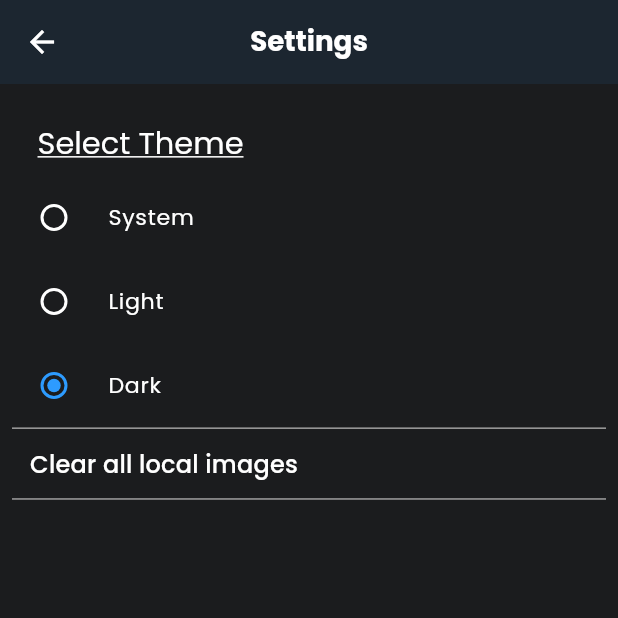
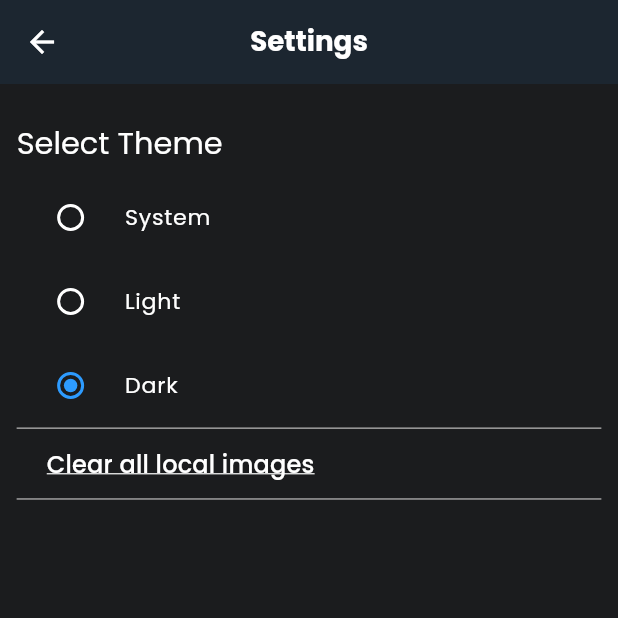
Before and after one commit to hassaan-112/Gallery_app, a Flutter app: the SettingsScreen screen opened by its route, after a tap on "Dark", on a phone screen of 412 x 824 dp, the top half of it. Run offline on Flutter 3.47's test engine with Material 3 defaults, Android fonts, the phone set to English and light mode, and no system bars; our stand-ins replace flutter_screenutil, flutter_svg, fluttertoast, get, google_fonts, image_picker and 1 more; accounts and stored records are empty.

Commit message:
managed proper localization

```diff
--- a/lib/data/appExceptions.dart
+++ b/lib/data/appExceptions.dart
@@ -1,3 +1,5 @@
+import 'package:get/get.dart';
+
 class AppExceptions implements Exception{
   final _message;
   final _prefix;
@@ -11,11 +13,11 @@ class AppExceptions implements Exception{
 
 class InternetExceptions extends AppExceptions{
 
-  InternetExceptions([String ?message]):super(message,'No Internet');
+  InternetExceptions([String ?message]):super(message,'no_internet'.tr);
 }
 class TimeOutExceptions extends AppExceptions{
 
-  TimeOutExceptions([String ?message]):super(message,'Time out');
+  TimeOutExceptions([String ?message]):super(message,'time_out'.tr);
 }
 
 class OtherExceptions extends AppExceptions{
--- a/lib/res/localization/localization.dart
+++ b/lib/res/localization/localization.dart
@@ -11,6 +11,30 @@ class languages extends Translations{
       "try_again":"Try again",
       "search_something":"Search Something",
       "clear_images":"Clear all local images",
+      "description":"Description: ",
+      "photographer_id":"Photographer id: ",
+      "photographer":"Photographer name: ",
+      "image_detail":"Image Detail",
+      "no_internet":"No Internet",
+      "something_wrong":"Something went wrong",
+      "bad_request":"Bad Request",
+      "time_out":"Time out",
+      "add_image":"Add Image",
+      "image_added":"Image added",
+      "select_image":"Select Image",
+      "p_select_image":"Please Select Image",
+      "camera":"Camera",
+      "gallery":"Gallery",
+      "home":"Home",
+      "settings":"Settings",
+      "enter_text":"please enter text",
+      "select_theme":"Select Theme",
+      "images_cleared":"Images Cleared",
+      "system":"System",
+      "light":"Light",
+      "dark":"Dark",
+
+
 
     }
   };
--- a/lib/res/routes/routeNames.dart
+++ b/lib/res/routes/routeNames.dart
@@ -5,6 +5,7 @@ class RouteName{
   static const String addImageScreen = "/addImageScreen";
   static const String SearchScreen = "/searchScreen";
   static const String SettingsScreen = "/settingsScreen";
+  static const String ImageDetailScreen = "/imageDetailScreen";
 
 
 }
--- a/lib/res/routes/routes.dart
+++ b/lib/res/routes/routes.dart
@@ -1,5 +1,6 @@
 import 'package:gallery_app/res/routes/routeNames.dart';
 import 'package:gallery_app/view/bottomNav.dart';
+import 'package:gallery_app/view/imageDetailScreen.dart';
 import 'package:gallery_app/view/settings.dart';
 import 'package:gallery_app/view/splashScreen.dart';
 import 'package:gallery_app/view/addImageScreen.dart';
@@ -13,5 +14,6 @@ class AppRoutes {
     GetPage(name: RouteName.addImageScreen, page: () { return AddImageScreen(); }, transition: Transition.fadeIn,transitionDuration: Duration(milliseconds: 1000)),
     GetPage(name: RouteName.SearchScreen, page: () { return SearchScreen(); }, transition: Transition.fadeIn,transitionDuration: Duration(milliseconds: 1000)),
     GetPage(name: RouteName.SettingsScreen, page: () { return SettingsScreen(); }, transition: Transition.fadeIn,transitionDuration: Duration(milliseconds: 1000)),
+    GetPage(name: RouteName.ImageDetailScreen, page: () { return ImageDetailScreen(); }, transition: Transition.fadeIn,transitionDuration: Duration(milliseconds: 1000)),
   ];
 }
--- a/lib/view/bottomNav.dart
+++ b/lib/view/bottomNav.dart
@@ -29,12 +29,12 @@ class _BottomNavBarState extends State<BottomNavBar> {
           items: [
             BottomNavigationBarItem(
               icon: Icon(Icons.home_outlined),
-              label: "Home",
+              label: "home".tr,
             ),
-            BottomNavigationBarItem(icon: Icon(Icons.search), label: "Search"),
+            BottomNavigationBarItem(icon: Icon(Icons.search), label: "search".tr),
             BottomNavigationBarItem(
               icon: Icon(Icons.settings_outlined),
-              label: "Settings",
+              label: "settings".tr,
             ),
           ],
         ),
--- a/lib/view/homeScreen.dart
+++ b/lib/view/homeScreen.dart
@@ -17,15 +17,16 @@ class _HomeScreenState extends State<HomeScreen> {
     final homeScreenVM = Get.put(HomeScreenViewModel());
     return Scaffold(
       appBar: AppBar(
-        title: Text("Home"),
+        title: Text("home".tr),
         centerTitle: true,
       ),
       body: Padding(
         padding: EdgeInsets.symmetric(horizontal: 12.r),
         child: Column(
           crossAxisAlignment: CrossAxisAlignment.center,
-          mainAxisAlignment: MainAxisAlignment.center,
+          mainAxisAlignment: MainAxisAlignment.start,
           children: [
+            30.verticalSpace,
             Row(
               mainAxisAlignment: MainAxisAlignment.spaceBetween,
               children: [
@@ -48,12 +49,12 @@ class _HomeScreenState extends State<HomeScreen> {
               child: Obx(
                 () => GridView.builder(
                   itemCount: homeScreenVM.images.length,
-
                   gridDelegate: SliverGridDelegateWithFixedCrossAxisCount(
                     crossAxisCount: Get.width < 400 ? 2 : Get.width<600?3:Get.width<800?4:5,
                     crossAxisSpacing: 3.r,
                     mainAxisSpacing: 3.r,
                   ),
+
                   itemBuilder: (context, index) {
                     return Stack(children: [
                       Container(
@@ -67,7 +68,7 @@ class _HomeScreenState extends State<HomeScreen> {
                           fit: BoxFit.scaleDown,
                         ),
                       ),
-                    ),
+                                          ),
                       Positioned(top: 0,right: 0,child: Container(height: 40.r,width: 40.r,decoration: BoxDecoration(color: AppColors.primary.withValues(alpha: 0.2),borderRadius: BorderRadius.circular(50)) ,child: Center(child: IconButton(onPressed: (){homeScreenVM.removeImage(index);}, icon: Icon(Icons.delete)))),),
 
                     ],);
--- a/lib/view/settings.dart
+++ b/lib/view/settings.dart
@@ -27,22 +27,19 @@ class _SettingsScreenState extends State<SettingsScreen> {
     final homeVM = Get.put(HomeScreenViewModel());
 
     return Scaffold(
-      appBar: AppBar(title: Text("Settings"), centerTitle: true),
-      body: Column(
+      appBar: AppBar(title: Text("settings".tr), centerTitle: true),
+      body: Padding(
+        padding: EdgeInsets.symmetric(horizontal: 12.r),
+        child: Column(
           children: [
             Obx(
               () => Column(
                 crossAxisAlignment: CrossAxisAlignment.start,
                 children: [
                   30.verticalSpace,
-                Padding(
-                  padding: EdgeInsets.only(left: 25.w),
-                  child: Text(
-                    "Select Theme",
-                    style: Theme.of(context).textTheme.displayMedium!.copyWith(
-                      decoration: TextDecoration.underline,
-                    ),
-                  ),
+                  Text(
+                    "select_theme".tr,
+                    style: Theme.of(context).textTheme.displayMedium
                   ),
                   10.verticalSpace,
                   RadioListTile(
@@ -50,51 +47,48 @@ class _SettingsScreenState extends State<SettingsScreen> {
                     groupValue: settingsVM.radioValue.value,
                     onChanged: (value) {
                       if (value != null) {
-                      settingsVM.setRadiovalue(value);
+                        settingsVM.setRadioValue(value);
                         settingsVM.changeTheme(ThemeMode.system);
                       }
                     },
-                  title: Text("System"),
+                    title: Text("system".tr),
                   ),
                   RadioListTile(
                     value: 2,
                     groupValue: settingsVM.radioValue.value,
                     onChanged: (value) {
                       if (value != null) {
-                      settingsVM.setRadiovalue(value);
+                        settingsVM.setRadioValue(value);
                         settingsVM.changeTheme(ThemeMode.light);
                       }
                     },
-                  title: Text("Light"),
+                    title: Text("light".tr),
                   ),
                   RadioListTile(
                     value: 3,
                     groupValue: settingsVM.radioValue.value,
                     onChanged: (value) {
                       if (value != null) {
-                      settingsVM.setRadiovalue(value);
+                        settingsVM.setRadioValue(value);
                         settingsVM.changeTheme(ThemeMode.dark);
                       }
                     },
-                  title: Text("Dark"),
+                    title: Text("dark".tr),
                   ),
                 ],
               ),
             ),
-          Padding(
-            padding: EdgeInsets.symmetric(horizontal: 8.w),
-            child: Container(
+            Container(
               width: double.infinity,
               height: 1,
               color: Colors.grey,
-            ),
             ),
             Padding(
               padding: EdgeInsets.symmetric(horizontal: 20.w),
               child: GestureDetector(
                 onTap: () {
                   homeVM.images.clear();
-                Utils.toast("Images Cleared", AppColors.positiveGreen);
+                  Utils.toast("images_cleared".tr, AppColors.positiveGreen);
                 },
                 child: Container(
                   width: double.infinity,
@@ -102,20 +96,20 @@ class _SettingsScreenState extends State<SettingsScreen> {
                   alignment: Alignment.centerLeft,
                   child: Text(
                     "clear_images".tr,
-                  style: Theme.of(context).textTheme.titleMedium,
+                    style: Theme.of(context).textTheme.titleMedium!.copyWith(
+                      decoration: TextDecoration.underline,
                     ),
                   ),
                 ),
               ),
-          Padding(
-            padding: EdgeInsets.symmetric(horizontal: 8.w),
-            child: Container(
+            ),
+            Container(
               width: double.infinity,
               height: 1,
               color: Colors.grey,
             ),
+          ],
         ),
-        ],
       ),
     );
   }
--- a/lib/view_model/HomeScreenVM.dart
+++ b/lib/view_model/homeScreenVM.dart
@@ -1,6 +1,5 @@
 import 'dart:io';
 
-import 'package:flutter/cupertino.dart';
 import 'package:get/get.dart';
 import 'package:image_picker/image_picker.dart';
 
@@ -26,13 +25,13 @@ class HomeScreenViewModel extends GetxController {
   void addImage(File? image){
 
     if(this.image==null){
-      Utils.toast("Please Select Image", AppColors.negativeRed);
+      Utils.toast("p_select_image".tr, AppColors.negativeRed);
       return;
     }
     images.add(image);
     this.image=null;
     updater.value=!updater.value;
-    Utils.toast("Image Added", AppColors.positiveGreen);
+    Utils.toast("image_added".tr, AppColors.positiveGreen);
   }
   void removeImage(int index){
     images.removeAt(index);
--- a/lib/view_model/settingsVM.dart
+++ b/lib/view_model/settingsVM.dart
@@ -8,7 +8,7 @@ class SettingsViewModel extends GetxController{
   final currentTheme = ThemeMode.system.obs;
   RxInt radioValue = 1.obs;
 
-  void setRadiovalue(int value){radioValue.value=value;}
+  void setRadioValue(int value){radioValue.value=value;}
 
   changeTheme(ThemeMode themeMode){
     _settingsRepository.saveThemeMode(themeMode);
```
Also changed, not shown: lib/data/network/networkApiServices.dart (+6 -6 lines), lib/res/components/ImageBox.dart (+8 -10 lines), lib/view/addImageScreen.dart (+67 -13 lines), lib/view/imageDetailScreen.dart (added, +99 -0 lines), lib/view/searchScreen.dart (+8 -6 lines), lib/view_model/searchVM.dart (+3 -4 lines). Lines whose indentation alone changed are shown as unchanged.
